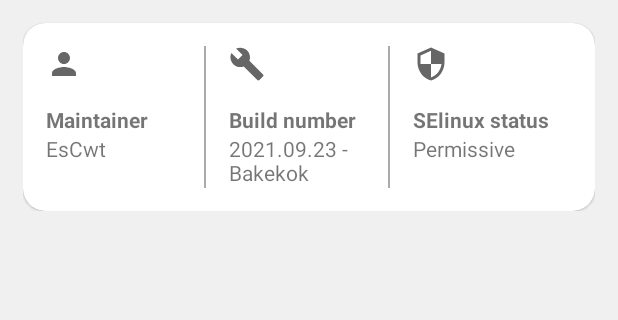
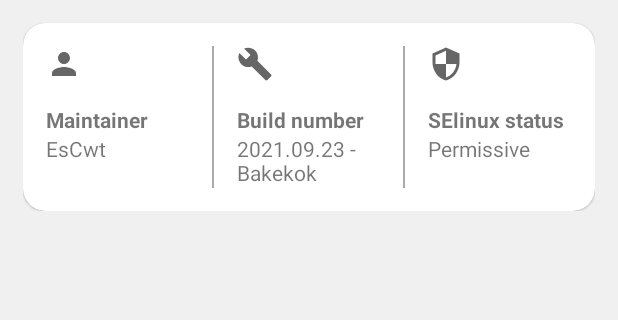
Before and after one commit to ArdityoCahyo/GengKapakOS-UI, an Android app: the layout item_gk_header.xml on its own in the app's theme, with its tools: preview values and no code run, on a phone screen of 412 x 824 dp, the part 301-621 px from its top. Run offline under Robolectric (Android 15) with nearby library versions, the phone set to English and light mode, and no system bars.

Commit message:
Third Commit fix

```diff
--- a/app/src/main/res/layout/item_gk_header.xml
+++ b/app/src/main/res/layout/item_gk_header.xml
@@ -106,7 +106,9 @@
         <LinearLayout
             android:layout_width="match_parent"
             android:layout_height="match_parent"
-            android:layout_margin="15dp"
+            android:layout_marginTop="15dp"
+            android:layout_marginStart="15dp"
+            android:layout_marginBottom="15dp"
             android:orientation="horizontal"
             android:weightSum="3">
 
```
